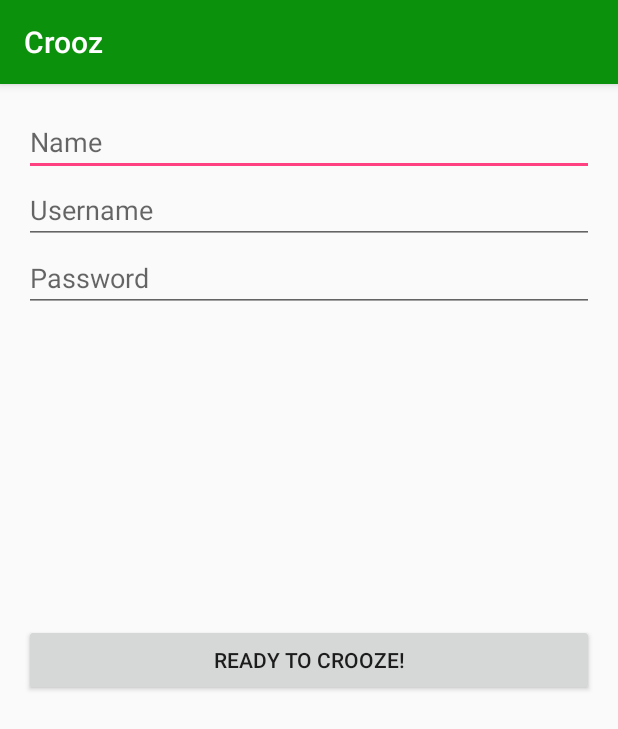
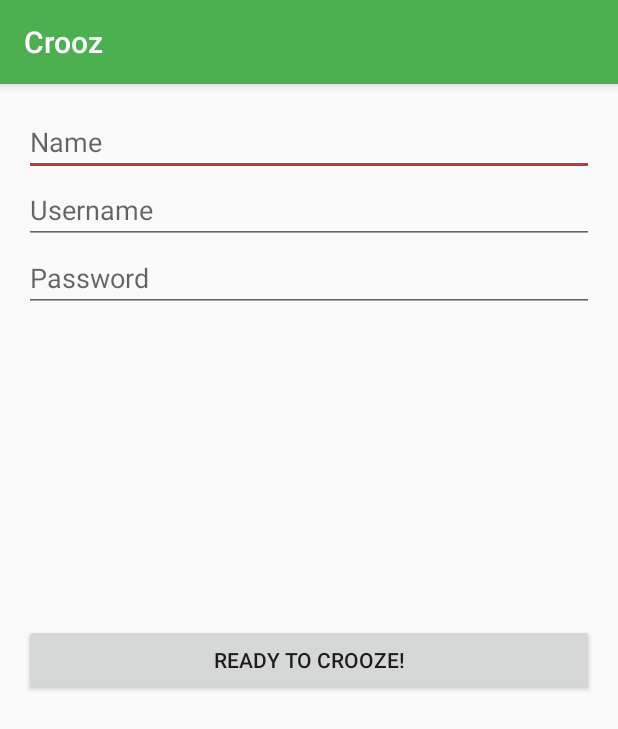
Before and after one commit to GurjitChahal/MenuCrooze, an Android app: the screen it shows after launch (RegisterActivity), after a tap on "Register Here", on a phone screen of 412 x 824 dp. Shown: the top 729 px of the screen. Run offline under Robolectric (Android 15) with nearby library versions, the phone set to English and light mode, and no system bars; our stand-ins replace Volley.

Commit message:
made it look gud

```diff
--- a/app/src/main/res/values/colors.xml
+++ b/app/src/main/res/values/colors.xml
@@ -1,6 +1,6 @@
 <?xml version="1.0" encoding="utf-8"?>
 <resources>
-    <color name="colorPrimary">#0b910b</color>
-    <color name="colorPrimaryDark">#0b910b</color>
-    <color name="colorAccent">#FF4081</color>
+    <color name="colorPrimary">#4CAF50</color>
+    <color name="colorPrimaryDark">#388E3C</color>
+    <color name="colorAccent">#BD3C39</color>
 </resources>
```
